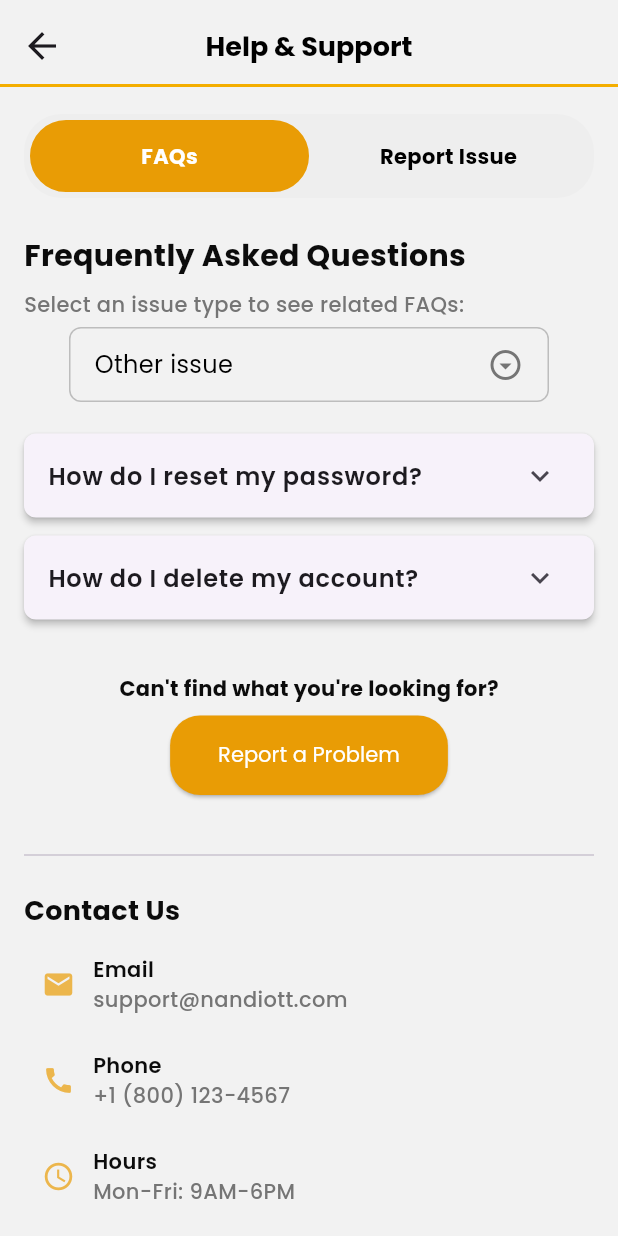
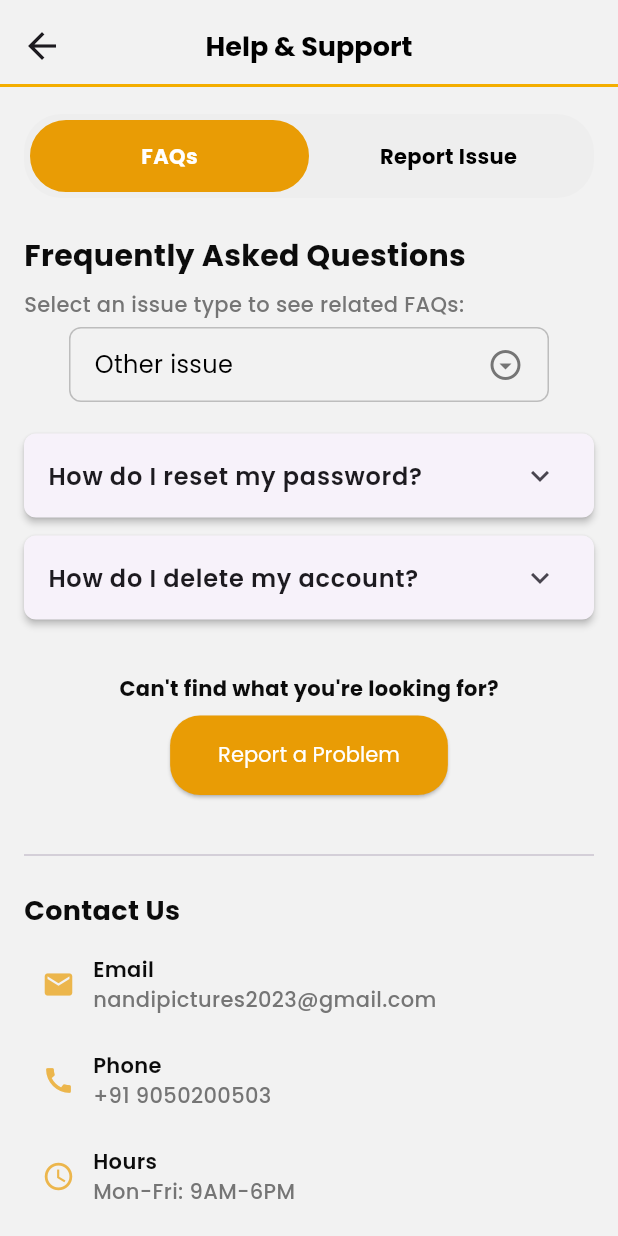
Before and after one commit to Webscicle-Technology-Solution/nandi_app_production, a Flutter app: the HelpSupportPage screen opened directly, on a phone screen of 412 x 824 dp. Run offline on Flutter 3.47's test engine with Material 3 defaults, Android fonts, the phone set to English and light mode, and no system bars; our stand-ins replace better_player_plus, connectivity_plus, dio, equatable, firebase_core, firebase_messaging and 11 more; missing offline and left inert: telephony; accounts and stored records are empty; network calls fail.

Commit message:
ios version -4 6 build in ios & help and support page updated with real phone

```diff
--- a/lib/features/profile/page/help-support_page.dart
+++ b/lib/features/profile/page/help-support_page.dart
@@ -794,7 +794,7 @@ KeyEventResult _handleDropdownKeyEvent(RawKeyEvent event) {
               _buildFocusableContactItem(
                 Icons.email,
                 'Email',
-                'support@nandiott.com',
+                'nandipictures2023@gmail.com',
                 _contactSection1FocusNode,
                 onKeyEvent: (node, event) {
                   if (event is RawKeyDownEvent) {
@@ -819,7 +819,7 @@ KeyEventResult _handleDropdownKeyEvent(RawKeyEvent event) {
               _buildFocusableContactItem(
                 Icons.call,
                 'Phone',
-                '+1 (800) 123-4567',
+                '+91 9050200503',
                 _contactSection2FocusNode,
                 onKeyEvent: (node, event) {
                   if (event is RawKeyDownEvent) {
--- a/pubspec.yaml
+++ b/pubspec.yaml
@@ -16,7 +16,7 @@ publish_to: "none" # Remove this line if you wish to publish to pub.dev
 # https://developer.apple.com/library/archive/documentation/General/Reference/InfoPlistKeyReference/Articles/CoreFoundationKeys.html
 # In Windows, build-name is used as the major, minor, and patch parts
 # of the product and file versions while build-number is used as the build suffix.
-version: 1.0.1+3
+version: 1.0.1+4
 
 environment:
   sdk: ">=3.6.0 <4.0.0"
```
Also changed, not shown: 1 other file.
